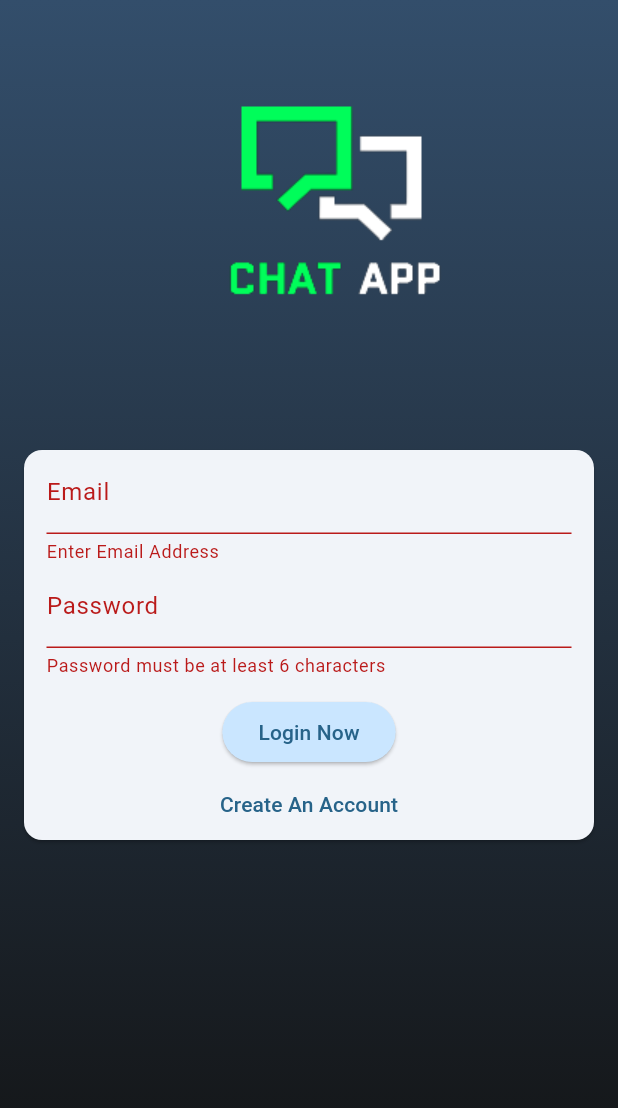
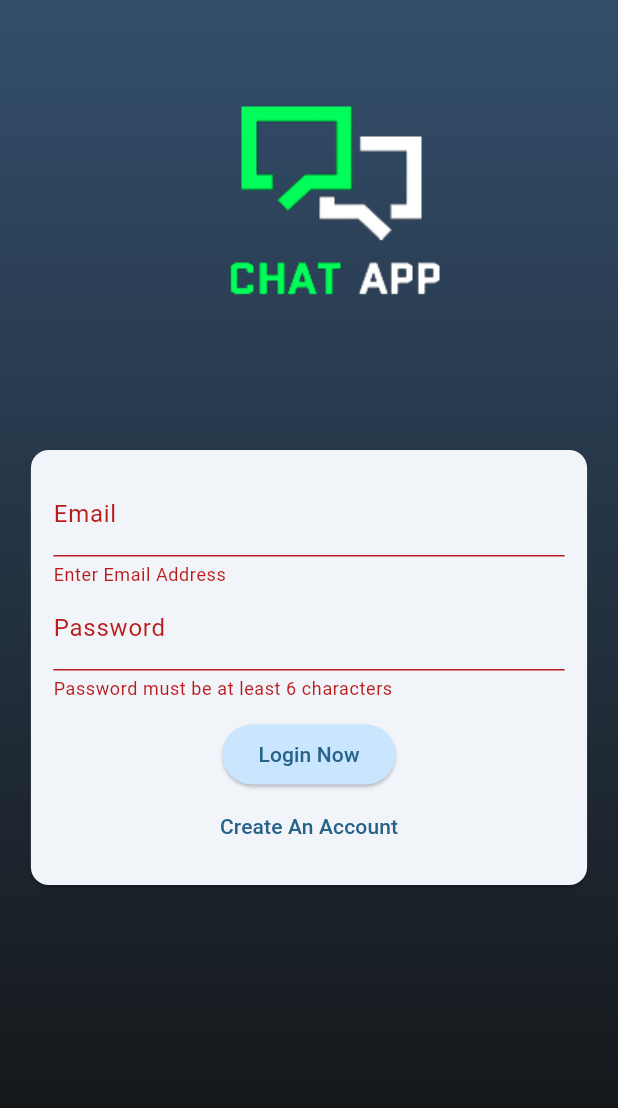
Before and after one commit to mohit-01-code/Udemy-flutter-projects, a Flutter app: the screen it shows after launch, after a tap on "Login Now", on a phone screen of 412 x 824 dp. Shown: the top 1108 px of the screen. Run offline on Flutter 3.47's test engine with Material 2 defaults, Android fonts, the phone set to English and light mode, and no system bars; our stand-ins replace firebase_auth, firebase_core, flutter_riverpod, google_fonts, google_maps_flutter, image_picker and 5 more; accounts and stored records are empty.

Commit message:
Signing Up User
FirebaseAuth.instance.createUserWithEmailAndPassword(Email, Password);

```diff
--- a/flutter_chat_app/lib/main.dart
+++ b/flutter_chat_app/lib/main.dart
@@ -2,6 +2,8 @@ import 'package:flutter/material.dart';
 import 'package:firebase_core/firebase_core.dart';
 import 'firebase_options.dart';
 import 'package:flutter_chat_app/screen/splash_screen.dart';
+
+late Size mq;
 
 void main() async {
   WidgetsFlutterBinding.ensureInitialized();
--- a/flutter_chat_app/lib/screen/auth_screen.dart
+++ b/flutter_chat_app/lib/screen/auth_screen.dart
@@ -1,6 +1,11 @@
 import 'dart:developer';
 
+import 'package:firebase_auth/firebase_auth.dart';
 import 'package:flutter/material.dart';
+
+import '../main.dart';
+
+final FirebaseAuth _firebaseAuth = FirebaseAuth.instance;
 
 class AuthScreen extends StatefulWidget {
   const AuthScreen({super.key});
@@ -16,6 +21,8 @@ class _AuthScreenState extends State<AuthScreen> {
   String _enteredPassword = '';
   @override
   Widget build(BuildContext context) {
+    mq = MediaQuery.of(context).size;
+    final w = mq.width;
     return Scaffold(
       body: Container(
         height: double.infinity,
@@ -30,9 +37,12 @@ class _AuthScreenState extends State<AuthScreen> {
             children: [
               Image.asset('assets/images/chat-app-logo.png'),
               Card(
-                margin: const EdgeInsets.symmetric(horizontal: 16.0),
+                margin: (w > 500)
+                    ? EdgeInsets.symmetric(horizontal: mq.width * 0.2)
+                    : EdgeInsets.symmetric(horizontal: mq.width * 0.05),
                 child: Padding(
-                  padding: const EdgeInsets.symmetric(horizontal: 15),
+                  padding:
+                      const EdgeInsets.symmetric(horizontal: 15, vertical: 15),
                   child: Form(
                     key: _formKey,
                     child: Column(
@@ -101,11 +111,39 @@ class _AuthScreenState extends State<AuthScreen> {
     );
   }
 
-  void _submit() {
+  void _submit() async {
     final isValid = _formKey.currentState!.validate();
-    if (isValid) {
-      _formKey.currentState!.save();
-      log("SUBMIT_BUTTON_CLICKED ::: email: {$_enteredEmail}\tpassword: {$_enteredPassword}",
+
+    if (!isValid) return;
+
+    _formKey.currentState!.save();
+    log("SUBMIT_BUTTON_CLICKED ::: email: {$_enteredEmail}\tpassword: {$_enteredPassword}",
+        name: "auth_screen");
+
+    if (isLoginMode) {
+      //login Code here
+    } else {
+      //sign up code here
+      await _signUp();
+    }
+  }
+
+  Future<void> _signUp() async {
+    try {
+      final UserCredential userCredential =
+          await _firebaseAuth.createUserWithEmailAndPassword(
+              email: _enteredEmail, password: _enteredPassword);
+
+      log("SIGNUP_SUCCESSFULLY ::: userCredential: {${userCredential.toString()}",
+          name: "auth_screen");
+    } on FirebaseAuthException catch (error) {
+      ScaffoldMessenger.of(context).clearSnackBars();
+      ScaffoldMessenger.of(context).showSnackBar(
+        SnackBar(
+          content: Text(error.toString()),
+        ),
+      );
+      log("SIGNUP_FAILED ::: exception: {${error.toString()}",
           name: "auth_screen");
     }
   }
```
